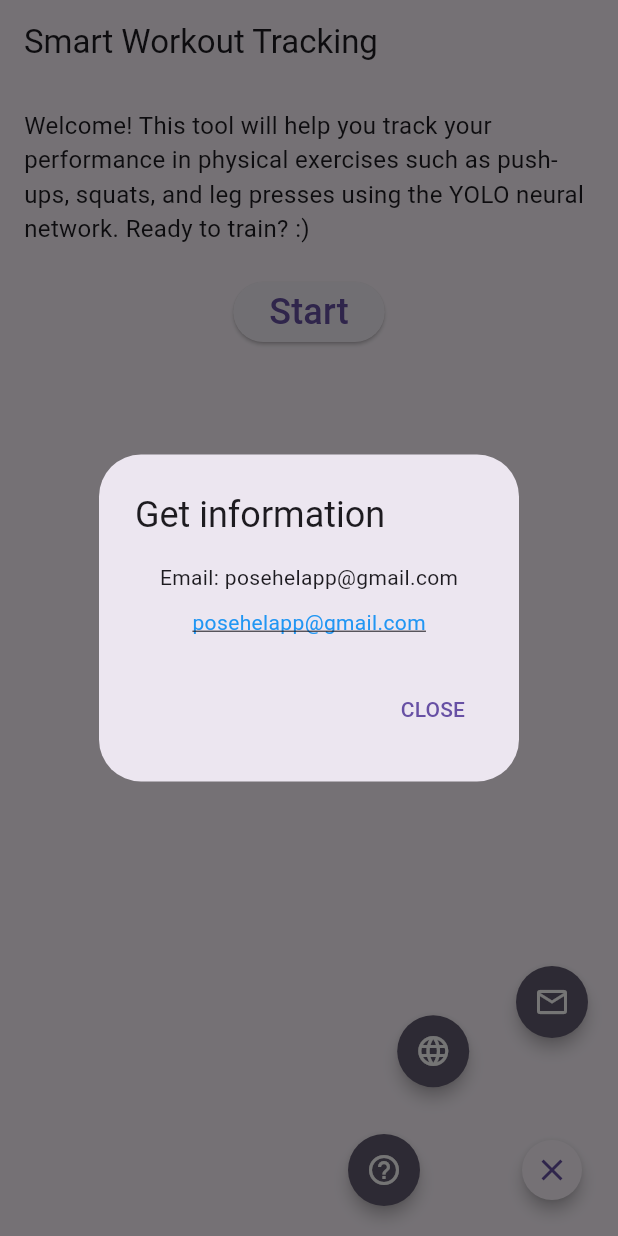
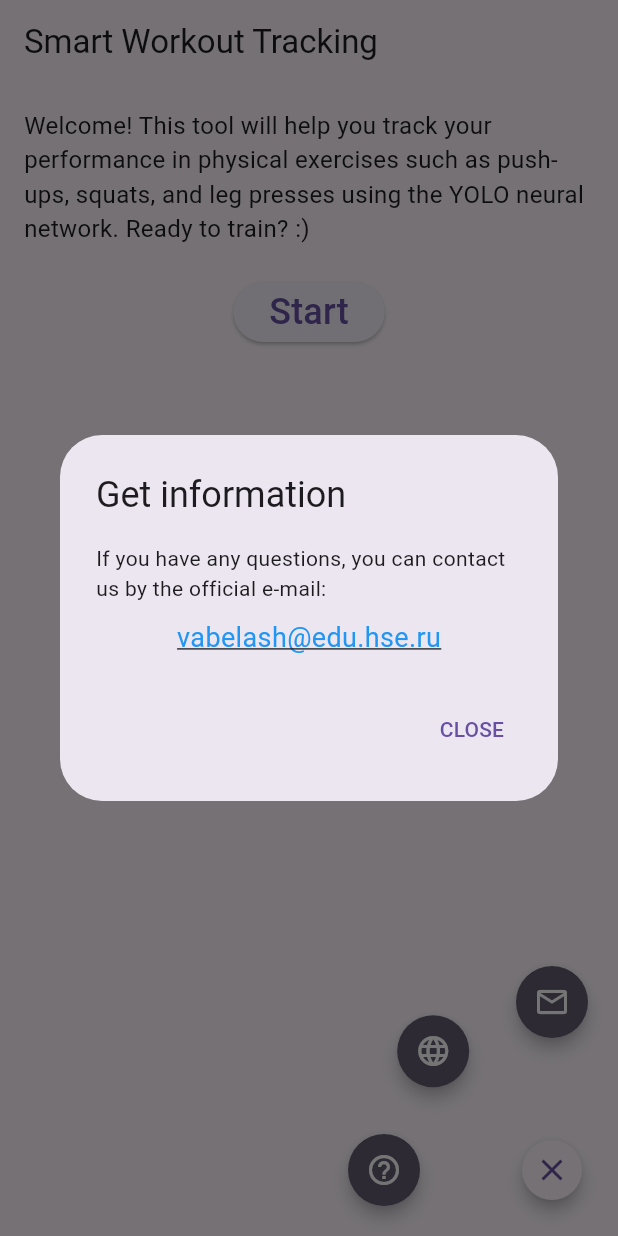
Before and after one commit to vabelash/CourseWork_2025, a Flutter app: the screen it shows after launch, after a tap on the "close" icon, after a tap on the "mail outline" icon, on a phone screen of 412 x 824 dp. Run offline on Flutter 3.47's test engine with Material 3 defaults, Android fonts, the phone set to English and light mode, and no system bars.

Commit message:
Доработана локализация для почты

```diff
--- a/lib/main.dart
+++ b/lib/main.dart
@@ -75,7 +75,8 @@
       'pushups': 'Pushups',
       'legpress': 'Legpress',
       'welcomeText': 'Welcome! This tool will help you track your performance in physical exercises such as push-ups, squats, and leg presses using the YOLO neural network. Ready to train? :)',
-      'email': 'posehelapp@gmail.com',
+      'emailMessage': 'If you have any questions, you can contact us by the official e-mail:',
+      'emailCopy': 'E-mail copied',
     },
     'ru': {
       'title': 'Умный трекер тренировок',
@@ -91,7 +92,8 @@
       'pushups': 'Отжимания',
       'legpress': 'Жим ногами',
       'welcomeText': 'Добро пожаловать! Этот инструмент поможет отслеживать ваше выполнение таких физических упражнений, как отжимания, приседания и жим ногами, с помощью нейросети YOLO. Готовы к тренировке?)',
-      'email': 'posehelapp@gmail.com',
+      'emailMessage': 'Если у вас возникли какие-либо вопросы, можете обратиться по официальному e-mail:',
+      'emailCopy': 'E-mail скопирован',
     },
     'zh': {
       'title': '智能锻炼跟踪',
@@ -107,7 +109,8 @@
       'pushups': '俯卧撑',
       'legpress': '腿举',
       'welcomeText': '欢迎！这个工具将帮助您使用YOLO神经网络跟踪俯卧撑、深蹲和腿举等体育锻炼的表现。准备好训练了吗？',
-      'email': 'posehelapp@gmail.com',
+      'emailMessage': '如果您有任何问题，您可以通过官方电子邮件与我们联系:',
+      'emailCopy': 'E-mail 复制的',
     },
   };
 
@@ -124,7 +127,8 @@
   String? get pushups => _localizedValues[locale.languageCode]?['pushups'];
   String? get legpress => _localizedValues[locale.languageCode]?['legpress'];
   String? get welcomeText => _localizedValues[locale.languageCode]?['welcomeText'];
-  String? get email => _localizedValues[locale.languageCode]?['email'];
+  String? get emailMessage => _localizedValues[locale.languageCode]?['emailMessage'];
+  String? get emailCopy => _localizedValues[locale.languageCode]?['emailCopy'];
 }
 
 class AppLocalizationsDelegate extends LocalizationsDelegate<AppLocalizations> {
@@ -143,117 +147,6 @@
   @override
   bool shouldReload(AppLocalizationsDelegate old) => false;
 }
-
-// class FirstRoute extends StatelessWidget {
-//   const FirstRoute({super.key});
-
-//   void _showAction(BuildContext context, int index) {
-//     final actionTitles = [
-//       AppLocalizations.of(context)!.help,
-//       AppLocalizations.of(context)!.changeLanguage,
-//       AppLocalizations.of(context)!.getInformation,
-//     ];
-//     showDialog<void>(
-//       context: context,
-//       builder: (context) {
-//         return AlertDialog(
-//           content: Text(actionTitles[index]!),
-//           actions: [
-//             TextButton(
-//               onPressed: () => Navigator.of(context).pop(),
-//               child: Text(AppLocalizations.of(context)!.close!),
-//             ),
-//           ],
-//         );
-//       },
-//     );
-//   }
-
-//   void _changeLanguage(BuildContext context) {
-//     showDialog<void>(
-//       context: context,
-//       builder: (context) {
-//         return AlertDialog(
-//           title: Text(AppLocalizations.of(context)!.changeLanguage!),
-//           content: Column(
-//             mainAxisSize: MainAxisSize.min,
-//             children: [
-//               ListTile(
-//                 title: const Text('English'),
-//                 onTap: () {
-//                   MyApp.setLocale(context, const Locale('en'));
-//                   Navigator.of(context).pop();
-//                 },
-//               ),
-//               ListTile(
-//                 title: const Text('Русский'),
-//                 onTap: () {
-//                   MyApp.setLocale(context, const Locale('ru'));
-//                   Navigator.of(context).pop();
-//                 },
-//               ),
-//               ListTile(
-//                 title: const Text('中文'),
-//                 onTap: () {
-//                   MyApp.setLocale(context, const Locale('zh'));
-//                   Navigator.of(context).pop();
-//                 },
-//               ),
-//             ],
-//           ),
-//         );
-//       },
-//     );
-//   }
-
-//   @override
-//   Widget build(BuildContext context) {
-//     return Scaffold(
-//       appBar: AppBar(title: Text(AppLocalizations.of(context)!.title!)),
-//       body: Padding(
-//         padding: const EdgeInsets.all(16.0),
-//         child: Column(
-//           crossAxisAlignment: CrossAxisAlignment.start, // Выравнивание по левому краю
-//           children: [
-//             Text(
-//               AppLocalizations.of(context)!.welcomeText!,
-//               style: const TextStyle(fontSize: 20),
-//             ),
-//             const SizedBox(height: 120), // Отступ между текстом и кнопкой
-//             Center(
-//               child: ElevatedButton(
-//                 child: Text(AppLocalizations.of(context)!.start!, style: const TextStyle(fontSize: 24)),
-//                 onPressed: () {
-//                   Navigator.push(
-//                     context,
-//                     MaterialPageRoute(builder: (context) => const SecondRoute()),
-//                   );
-//                 },
-//               ),
-//             ),
-//           ],
-//         ),
-//       ),
-//       floatingActionButton: ExpandableFab(
-//         distance: 112,
-//         children: [
-//           ActionButton(
-//             onPressed: () => _showAction(context, 0),
-//             icon: const Icon(Icons.help_outline),
-//           ),
-//           ActionButton(
-//             onPressed: () => _changeLanguage(context),
-//             icon: const Icon(Icons.language),
-//           ),
-//           ActionButton(
-//             onPressed: () => _showAction(context, 2),
-//             icon: const Icon(Icons.mail_outline),
-//           ),
-//         ],
-//       ),
-//     );
-//   }
-// }
 
 class FirstRoute extends StatelessWidget {
   const FirstRoute({super.key});
@@ -318,7 +211,8 @@
   }
 
   void _showEmailDialog(BuildContext context) {
-  final email = AppLocalizations.of(context)!.email!;
+  final emailMessage = AppLocalizations.of(context)!.emailMessage!;
+  final emailCopy = AppLocalizations.of(context)!.emailCopy!;
   showDialog<void>(
     context: context,
     builder: (context) {
@@ -327,24 +221,24 @@
         content: Column(
           mainAxisSize: MainAxisSize.min,
           children: [
-            Text('Email: $email'),
+            Text(emailMessage),
             const SizedBox(height: 10),
             GestureDetector(
               onTap: () async {
                 // Копируем email в буфер обмена
-                await Clipboard.setData(ClipboardData(text: email));
+                await Clipboard.setData(ClipboardData(text: "vabelash@edu.hse.ru"));
 
                 // Проверяем, что виджет все еще "смонтирован"
                 if (context.mounted) {
                   ScaffoldMessenger.of(context).showSnackBar(
-                    SnackBar(content: Text('Email copied: $email')),
+                    SnackBar(content: Text('$emailCopy: vabelash@edu.hse.ru')),
                   );
                 }
 
                 // Открываем почтовый клиент
                 final Uri emailUri = Uri(
                   scheme: 'mailto',
-                  path: email,
+                  path: "vabelash@edu.hse.ru",
                 );
                 // Используем canLaunchUrl вместо canLaunch
                 if (await canLaunchUrl(emailUri)) {
@@ -360,10 +254,11 @@
                 }
               },
               child: Text(
-                email,
+                "vabelash@edu.hse.ru",
                 style: const TextStyle(
                   color: Colors.blue,
                   decoration: TextDecoration.underline,
+                  fontSize: 18,
                 ),
               ),
             ),
```
